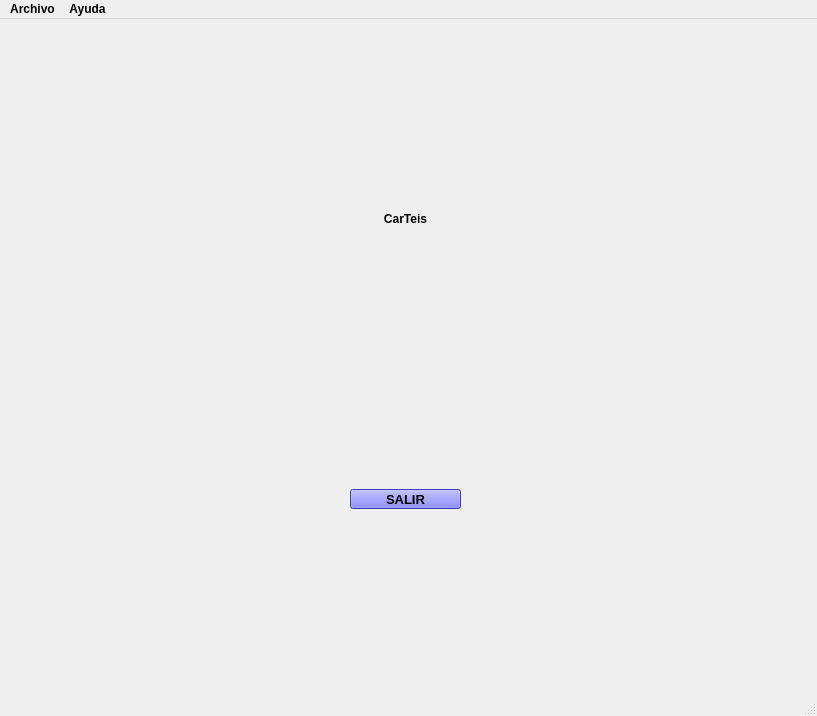
Qt form venta_principal.ui (EliasVGZ/vierafernandez2324) before a commit.
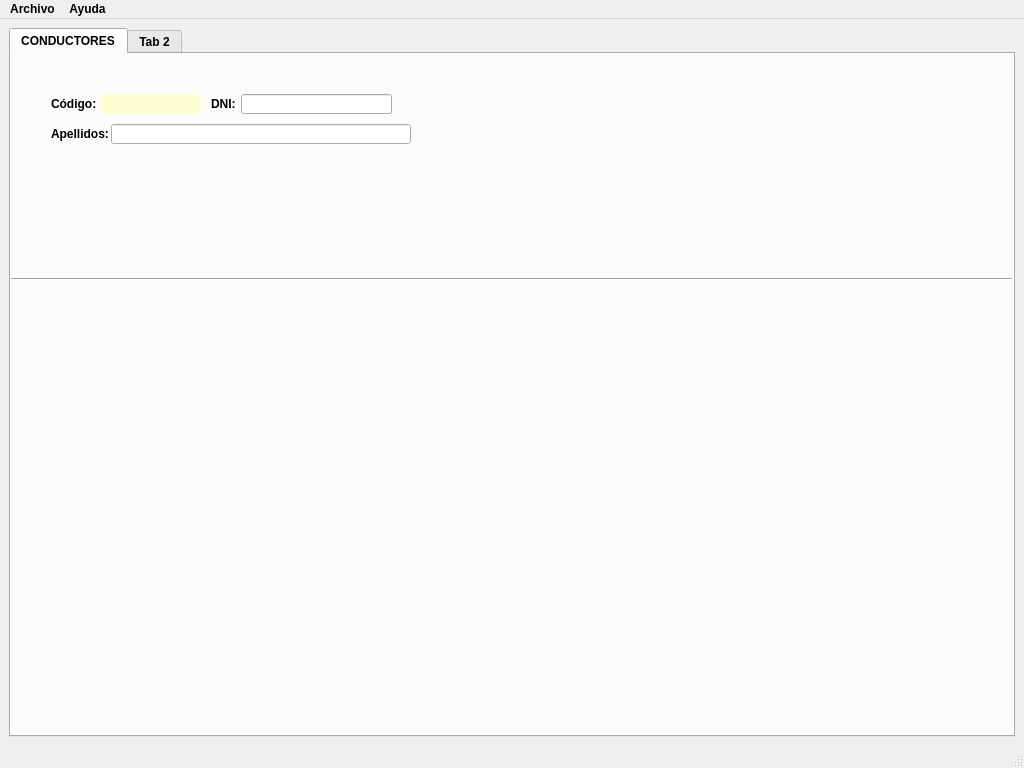
The same form after that commit. Icons and pictures are not drawn.

What changed in the file:
```diff
--- a/venta_principal.ui
+++ b/venta_principal.ui
@@ -6,8 +6,8 @@
    <rect>
     <x>0</x>
     <y>0</y>
-    <width>817</width>
-    <height>716</height>
+    <width>1024</width>
+    <height>768</height>
    </rect>
   </property>
   <property name="sizePolicy">
@@ -18,8 +18,8 @@
   </property>
   <property name="minimumSize">
    <size>
-    <width>120</width>
-    <height>20</height>
+    <width>1024</width>
+    <height>768</height>
    </size>
   </property>
   <property name="maximumSize">
@@ -38,53 +38,101 @@
    <string>CarTeis</string>
   </property>
   <widget class="QWidget" name="centralwidget">
-   <widget class="QPushButton" name="btnSalir">
-    <property name="geometry">
-     <rect>
-      <x>350</x>
-      <y>470</y>
-      <width>111</width>
-      <height>20</height>
-     </rect>
-    </property>
     <property name="sizePolicy">
-     <sizepolicy hsizetype="Fixed" vsizetype="Fixed">
+    <sizepolicy hsizetype="Expanding" vsizetype="Expanding">
       <horstretch>0</horstretch>
       <verstretch>0</verstretch>
      </sizepolicy>
     </property>
+   <layout class="QGridLayout" name="gridLayout">
+    <item row="0" column="0">
+     <widget class="QTabWidget" name="tabPrincipal">
+      <property name="currentIndex">
+       <number>0</number>
+      </property>
+      <widget class="QWidget" name="tabDrivers">
+       <attribute name="title">
+        <string>CONDUCTORES</string>
+       </attribute>
+       <widget class="Line" name="line">
+        <property name="geometry">
+         <rect>
+          <x>0</x>
+          <y>195</y>
+          <width>1001</width>
+          <height>61</height>
+         </rect>
+        </property>
+        <property name="orientation">
+         <enum>Qt::Horizontal</enum>
+        </property>
+       </widget>
+       <widget class="QLabel" name="lblCod">
+        <property name="geometry">
+         <rect>
+          <x>40</x>
+          <y>40</y>
+          <width>50</width>
+          <height>20</height>
+         </rect>
+        </property>
     <property name="minimumSize">
      <size>
-      <width>0</width>
-      <height>0</height>
-     </size>
-    </property>
-    <property name="maximumSize">
+          <width>50</width>
+          <height>20</height>
+         </size>
+        </property>
+        <property name="text">
+         <string>Código:</string>
+        </property>
+       </widget>
+       <widget class="QLabel" name="lblCodbd">
+        <property name="geometry">
+         <rect>
+          <x>90</x>
+          <y>40</y>
+          <width>100</width>
+          <height>20</height>
+         </rect>
+        </property>
+        <property name="minimumSize">
      <size>
-      <width>120</width>
+          <width>100</width>
       <height>20</height>
      </size>
     </property>
-    <property name="font">
-     <font>
-      <pointsize>10</pointsize>
-      <weight>75</weight>
-      <bold>true</bold>
-     </font>
-    </property>
     <property name="styleSheet">
-     <string notr="true">background-color: rgb(85, 85, 255);</string>
+         <string notr="true">background-color: rgb(253, 255, 210);</string>
     </property>
     <property name="text">
-     <string>SALIR</string>
-    </property>
-   </widget>
-   <widget class="QLabel" name="lblTitulo">
+         <string/>
+        </property>
+       </widget>
+       <widget class="QLabel" name="lblDni">
     <property name="geometry">
      <rect>
-      <x>300</x>
-      <y>190</y>
-      <width>211</width>
+          <x>200</x>
+          <y>40</y>
+          <width>31</width>
+          <height>20</height>
+         </rect>
+        </property>
+        <property name="minimumSize">
+         <size>
+          <width>20</width>
+          <height>20</height>
+         </size>
+        </property>
+        <property name="text">
+         <string>DNI:</string>
+        </property>
+       </widget>
+       <widget class="QLineEdit" name="txtDni">
+        <property name="geometry">
+         <rect>
+          <x>230</x>
+          <y>40</y>
+          <width>151</width>
       <height>20</height>
      </rect>
     </property>
@@ -94,19 +142,64 @@
       <height>20</height>
      </size>
     </property>
-    <property name="maximumSize">
+       </widget>
+       <widget class="QLabel" name="lblApellido">
+        <property name="geometry">
+         <rect>
+          <x>40</x>
+          <y>70</y>
+          <width>61</width>
+          <height>20</height>
+         </rect>
+        </property>
+        <property name="minimumSize">
      <size>
-      <width>300</width>
-      <height>100</height>
+          <width>60</width>
+          <height>20</height>
      </size>
     </property>
     <property name="text">
-     <string>CarTeis</string>
-    </property>
-    <property name="alignment">
-     <set>Qt::AlignCenter</set>
-    </property>
-   </widget>
+         <string>Apellidos:</string>
+        </property>
+       </widget>
+       <widget class="QLineEdit" name="txtApellido">
+        <property name="geometry">
+         <rect>
+          <x>100</x>
+          <y>70</y>
+          <width>300</width>
+          <height>20</height>
+         </rect>
+        </property>
+        <property name="minimumSize">
+         <size>
+          <width>300</width>
+          <height>20</height>
+         </size>
+        </property>
+       </widget>
+      </widget>
+      <widget class="QWidget" name="tab_Principal">
+       <attribute name="title">
+        <string>Tab 2</string>
+       </attribute>
+       <widget class="QLabel" name="lbTab2">
+        <property name="geometry">
+         <rect>
+          <x>190</x>
+          <y>210</y>
+          <width>141</width>
+          <height>16</height>
+         </rect>
+        </property>
+        <property name="text">
+         <string>ESTO ES LA PESTAAÑA 2</string>
+        </property>
+       </widget>
+      </widget>
+     </widget>
+    </item>
+   </layout>
   </widget>
   <widget class="QStatusBar" name="statusbar"/>
   <widget class="QMenuBar" name="menubar">
@@ -114,7 +207,7 @@
     <rect>
      <x>0</x>
      <y>0</y>
-     <width>817</width>
+     <width>1024</width>
      <height>21</height>
     </rect>
    </property>
```
Left out of the diff: 4 changed lines with no effect on the pictures. Lines whose indentation alone changed are shown as unchanged.
